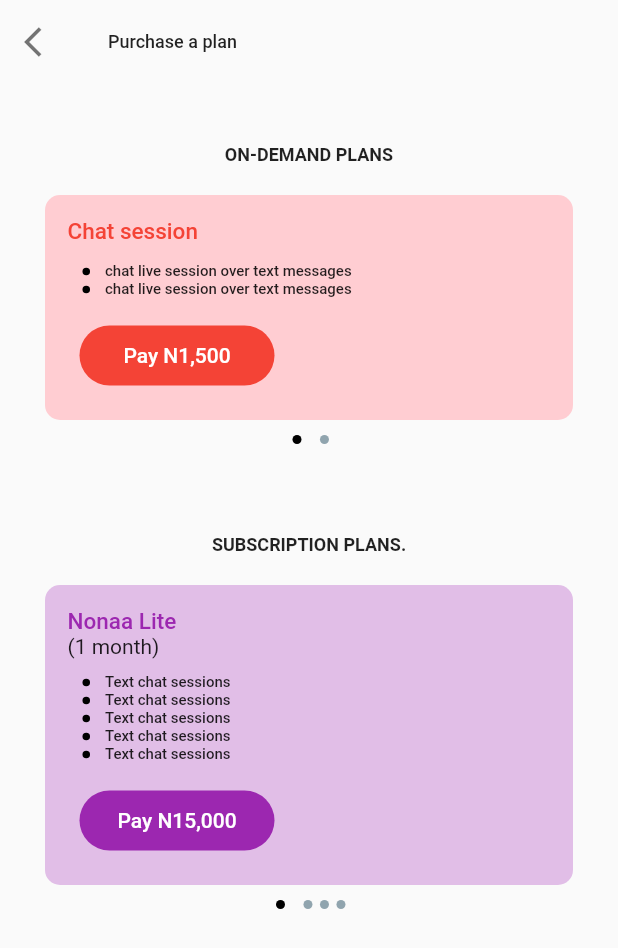
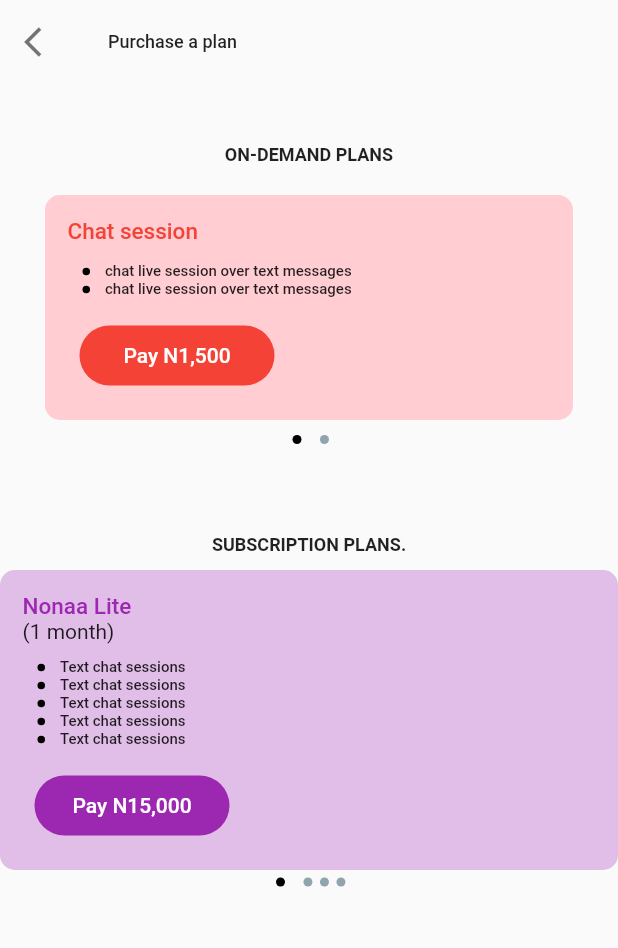
Before and after one commit to B4eva/naza_task, a Flutter app: the screen it shows after launch, on a phone screen of 412 x 824 dp. Shown: the top 948 px of the screen. Run offline on Flutter 3.47's test engine with Material 2 defaults, Android fonts, the light colour scheme and no system bars.

Commit message:
fix overflow

```diff
--- a/lib/views/purchase_plan/components/body.dart
+++ b/lib/views/purchase_plan/components/body.dart
@@ -61,7 +61,8 @@
   ];
   @override
   Widget build(BuildContext context) {
-    return Column(
+    return SingleChildScrollView(
+      child: Column(
         children: <Widget>[
           const SizedBox(
             height: 40,
@@ -125,9 +126,7 @@
           const SizedBox(
             height: 10,
           ),
-        Padding(
-          padding: const EdgeInsets.symmetric(horizontal: 30, vertical: 10),
-          child: SizedBox(
+          SizedBox(
             height: 200,
             child: PageView.builder(
                 onPageChanged: (value) {
@@ -148,6 +147,8 @@
                       date: buildContainer2[index]['date'],
                     )),
           ),
+          const SizedBox(
+            height: 5,
           ),
           Row(
             mainAxisAlignment: MainAxisAlignment.center,
@@ -163,6 +164,7 @@
             ],
           ),
         ],
+      ),
     );
   }
 }
```
Also changed, not shown: pubspec.lock (added). Lines whose indentation alone changed are shown as unchanged.
